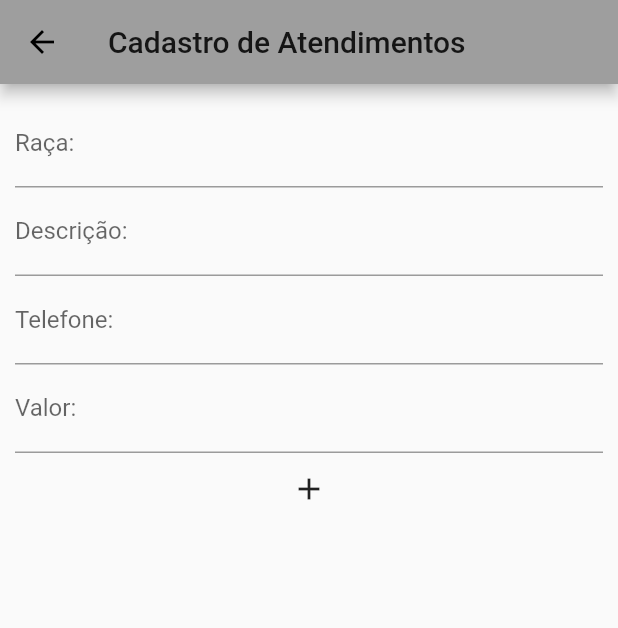
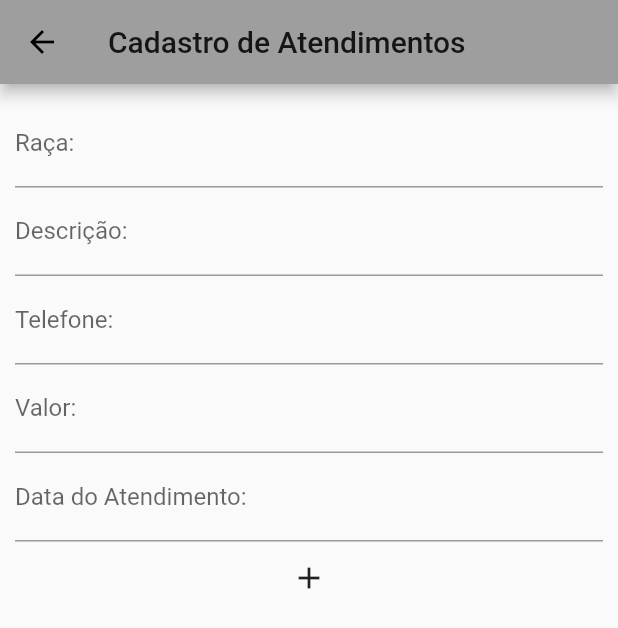
Before and after one commit to RafaelBicario/Projeto_DDM, a Flutter app: the ContactForm screen opened by its route, on a phone screen of 412 x 824 dp. Shown: the top 628 px of the screen. Run offline on Flutter 3.47's test engine with Material 2 defaults, Android fonts, the phone set to English and light mode, and no system bars; our stand-ins replace cloud_firestore, firebase_core, flutter_mobx, get_it, mask_text_input_formatter, mobx and 1 more; accounts and stored records are empty; generated files the repository leaves out were written again.

Commit message:
adição data_cadastro

```diff
--- a/lib/app/database/firestore/contact_dao_firestore.dart
+++ b/lib/app/database/firestore/contact_dao_firestore.dart
@@ -18,7 +18,8 @@ class ContactDAOFirestore implements ContactDao {
             raca: doc['raca'],
             telefone: doc['telefone'],
             descricao: doc['descricao'],
-            valor: doc['valor']))
+            valor: doc['valor'],
+            data_cadastro: doc['data_cadastro']))
         .toList();
   }
 
@@ -33,7 +34,8 @@ class ContactDAOFirestore implements ContactDao {
       'raca': contact.raca,
       'telefone': contact.telefone,
       'descricao': contact.descricao,
-      'valor': contact.valor
+      'valor': contact.valor,
+      'data_cadastro': contact.data_cadastro
     });
   }
 }
--- a/lib/app/database/sqlite/dao/contact_dao_impl.dart
+++ b/lib/app/database/sqlite/dao/contact_dao_impl.dart
@@ -18,7 +18,8 @@ class ContactDAOimpl implements ContactDao {
           descricao: linha['descricao'],
           valor: linha['valor'] + 0.0,
           id: linha['id'],
-          raca: linha['raca']);
+          raca: linha['raca'],
+          data_cadastro: linha['data_cadastro']);
     });
     return lista;
   }
--- a/lib/app/domain/entities/contact.dart
+++ b/lib/app/domain/entities/contact.dart
@@ -4,14 +4,15 @@ class Contact {
   String? telefone;
   double? valor;
   String? descricao;
+  dynamic? data_cadastro;
 
-  Contact({
-    this.id,
-    this.raca,
-    this.telefone,
-    this.valor,
-    this.descricao,
-  });
+  Contact(
+      {this.id,
+      this.raca,
+      this.telefone,
+      this.valor,
+      this.descricao,
+      this.data_cadastro});
 
   // get valor => null;
 }
--- a/lib/app/view/contact_form.dart
+++ b/lib/app/view/contact_form.dart
@@ -11,8 +11,8 @@ class ContactForm extends StatelessWidget {
         validator: back.validateRaca,
         onSaved: (newValue) => back.contact?.raca = newValue,
         initialValue: back.contact?.raca ?? '',
-        decoration: InputDecoration(
-            labelText: 'Raça: ', hintText: 'Informe a Raça do Animal'));
+        decoration:
+            InputDecoration(labelText: 'Raça: ', hintText: 'Raça do Animal'));
   }
 
   Widget fieldDescricao(ContactFormBack back) {
@@ -45,6 +45,20 @@ class ContactForm extends StatelessWidget {
             labelText: 'Valor:', hintText: 'Valor do Atendimento: '));
   }
 
+  Widget fieldData(ContactFormBack back) {
+    var mask = MaskTextInputFormatter(mask: '##/##/##');
+    return TextFormField(
+        onSaved: (newValue) => back.contact?.data_cadastro = newValue,
+        initialValue: back.contact?.data_cadastro == null
+            ? ''
+            : back.contact?.data_cadastro.toString(),
+        inputFormatters: [mask],
+        keyboardType: TextInputType.number,
+        decoration: InputDecoration(
+            labelText: 'Data do Atendimento:',
+            hintText: 'Data do Atendimento '));
+  }
+
   @override
   Widget build(BuildContext context) {
     var _back = ContactFormBack(context);
@@ -52,18 +66,7 @@ class ContactForm extends StatelessWidget {
       appBar: AppBar(
         backgroundColor: Colors.grey,
         title: Text('Cadastro de Atendimentos'),
-        actions: [
-          // IconButton(
-          //     icon: Icon(Icons.save),
-          //     onPressed: () {
-          //       _form.currentState!.validate();
-          //       _form.currentState!.save();
-          //       if (_back.isValid) {
-          //         _back.save();
-          //         Navigator.of(context).pop();
-          //       }
-          //     })
-        ],
+        actions: [],
       ),
       body: Padding(
         padding: EdgeInsets.all(10),
@@ -74,6 +77,7 @@ class ContactForm extends StatelessWidget {
             fieldDescricao(_back),
             fieldPhone(_back),
             fieldValor(_back),
+            fieldData(_back),
             IconButton(
               icon: Icon(Icons.add),
               onPressed: () {
```
Also changed, not shown: lib/app/view/contact_details.dart (+9 -10 lines).
